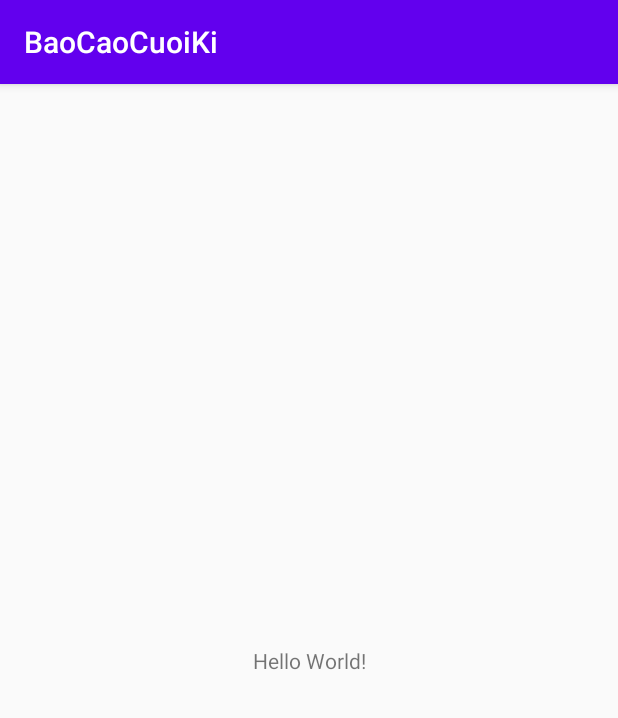
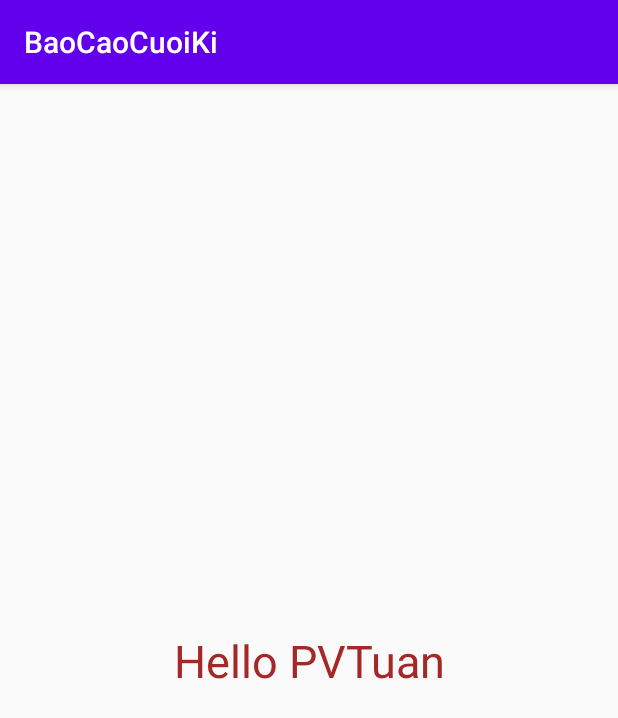
Before and after one commit to dk103200/Android-nhom-3TD, an Android app: the screen it shows after launch (MainActivity), on a phone screen of 412 x 824 dp. Shown: the top 718 px of the screen. Run offline under Robolectric (Android 15) with nearby library versions, the phone set to English and light mode, and no system bars.

Commit message:
25/10 test

```diff
--- a/app/src/main/res/layout/activity_main.xml
+++ b/app/src/main/res/layout/activity_main.xml
@@ -9,10 +9,12 @@
     <TextView
         android:layout_width="wrap_content"
         android:layout_height="wrap_content"
-        android:text="Hello World!"
+        android:text="Hello PVTuan"
         app:layout_constraintBottom_toBottomOf="parent"
         app:layout_constraintLeft_toLeftOf="parent"
         app:layout_constraintRight_toRightOf="parent"
-        app:layout_constraintTop_toTopOf="parent" />
+        app:layout_constraintTop_toTopOf="parent"
+        android:textColor="#A52727"
+        android:textSize="30sp"/>
 
 </androidx.constraintlayout.widget.ConstraintLayout>
```
